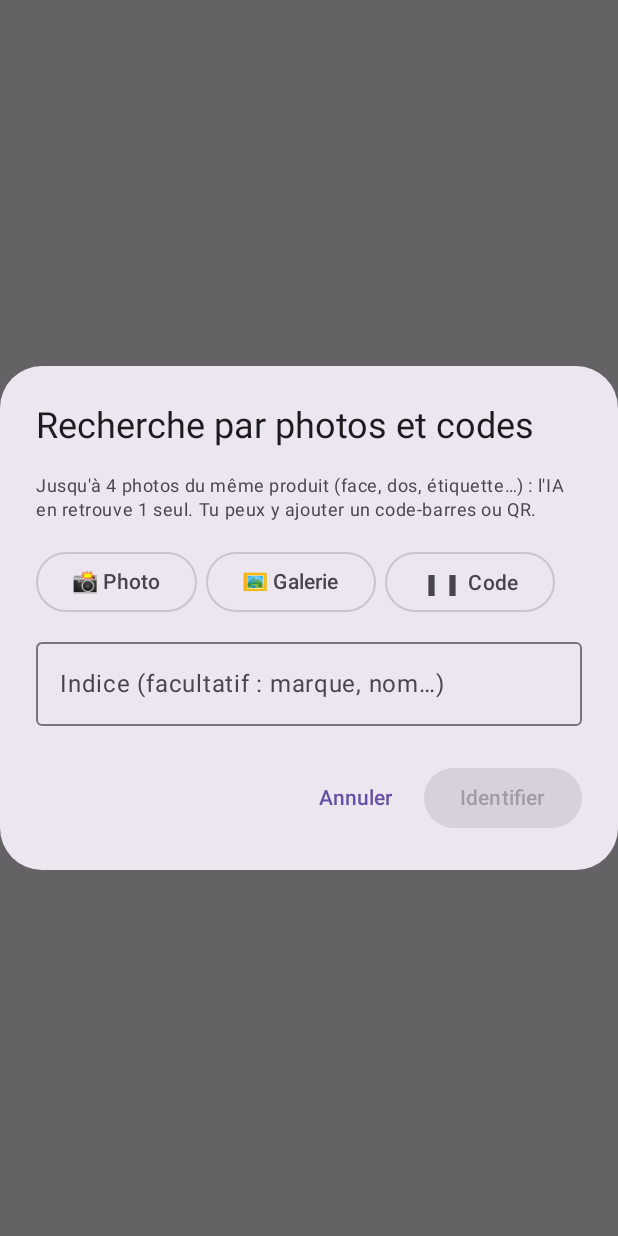
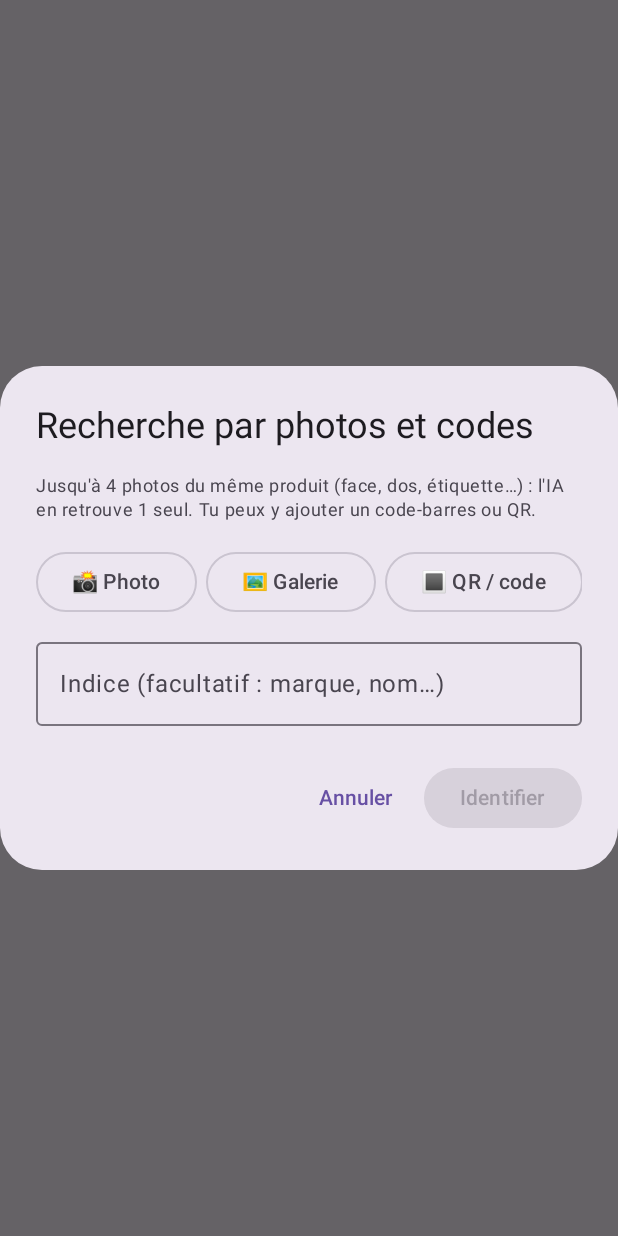
Before and after one commit to olivierharchies-sys/ManPlus, an Android app built with Jetpack Compose: the composable PhotoSearchDialog shown on its own in the app's theme, after a tap on "📸 Photo", on a phone screen of 412 x 824 dp. Run offline under Robolectric (Android 15) with nearby library versions, the phone set to English and light mode, and no system bars; libraries missing offline, so code that uses them is left out: com.google.mlkit.vision.

Commit message:
Mise à jour depuis le téléphone

```diff
--- a/app/build.gradle.kts
+++ b/app/build.gradle.kts
@@ -12,7 +12,7 @@ android {
         applicationId = "com.olivier.manplus"
         minSdk = 26
         targetSdk = 35
-        versionCode = 4
+        versionCode = 5
         versionName = "1.2"
     }
 
--- a/app/src/main/java/com/olivier/manplus/ui/ChatScreens.kt
+++ b/app/src/main/java/com/olivier/manplus/ui/ChatScreens.kt
@@ -263,6 +263,8 @@ fun ChatBody(nav: NavController, id: String, modifier: Modifier = Modifier, ask:
             FilterChip(finding, { finding = true }, { Text("🔎 Trouver un document") })
             FilterChip(!finding, { finding = false }, { Text("💬 Question") })
             Spacer(Modifier.weight(1f))
+            IconButton({ scan() }) { Text("🔳") }
+            IconButton({ showPhotos = true }) { Text("📸") }
             if (msgs.isNotEmpty()) IconButton({ msgs.clear(); Repo.saveChat(id, emptyList()) }) {
                 Icon(Icons.Default.Delete, "Effacer")
             }
@@ -314,8 +316,6 @@ fun ChatBody(nav: NavController, id: String, modifier: Modifier = Modifier, ask:
                     TextButton({ clip.getText()?.text?.let { input = if (input.isBlank()) it else "$input $it" } }) { Text("Coller") }
                 }
             )
-            if (domainTab) TextButton({ scan() }) { Text("📷") }
-            if (domainTab) TextButton({ showPhotos = true }) { Text("🖼") }
             IconButton({ send() }, enabled = status == null && input.isNotBlank()) {
                 Icon(Icons.AutoMirrored.Filled.Send, "Envoyer")
             }
--- a/app/src/main/java/com/olivier/manplus/ui/PhotoSearch.kt
+++ b/app/src/main/java/com/olivier/manplus/ui/PhotoSearch.kt
@@ -82,7 +82,7 @@ fun PhotoSearchDialog(medicine: Boolean, onDismiss: () -> Unit, onResult: (label
     fun shoot() {
         try {
             val dir = File(ctx.cacheDir, "photos").apply { mkdirs() }
-            val f = File.createTempFile("p", ".jpg", dir)
+            val f = File.createTempFile("photo_", ".jpg", dir)
             val u = FileProvider.getUriForFile(ctx, "${ctx.packageName}.files", f)
             camUri = u
             camera.launch(u)
@@ -161,10 +161,10 @@ fun PhotoSearchDialog(medicine: Boolean, onDismiss: () -> Unit, onResult: (label
                     }
                 }
                 if (photos.isNotEmpty()) Text("Touche une photo pour la retirer.", style = MaterialTheme.typography.bodySmall)
-                Row(horizontalArrangement = Arrangement.spacedBy(6.dp)) {
+                Row(Modifier.horizontalScroll(rememberScrollState()), horizontalArrangement = Arrangement.spacedBy(6.dp)) {
                     OutlinedButton({ shoot() }, enabled = photos.size < VisionSearch.MAX_PHOTOS && !busy) { Text("📸 Photo") }
                     OutlinedButton({ gallery() }, enabled = photos.size < VisionSearch.MAX_PHOTOS && !busy) { Text("🖼 Galerie") }
-                    OutlinedButton({ scan() }, enabled = codes.size < 3 && !busy) { Text("▮▮ Code") }
+                    OutlinedButton({ scan() }, enabled = codes.size < 3 && !busy) { Text("🔳 QR / code") }
                 }
                 if (codes.isNotEmpty()) Row(
                     Modifier.horizontalScroll(rememberScrollState()), horizontalArrangement = Arrangement.spacedBy(6.dp)
```
